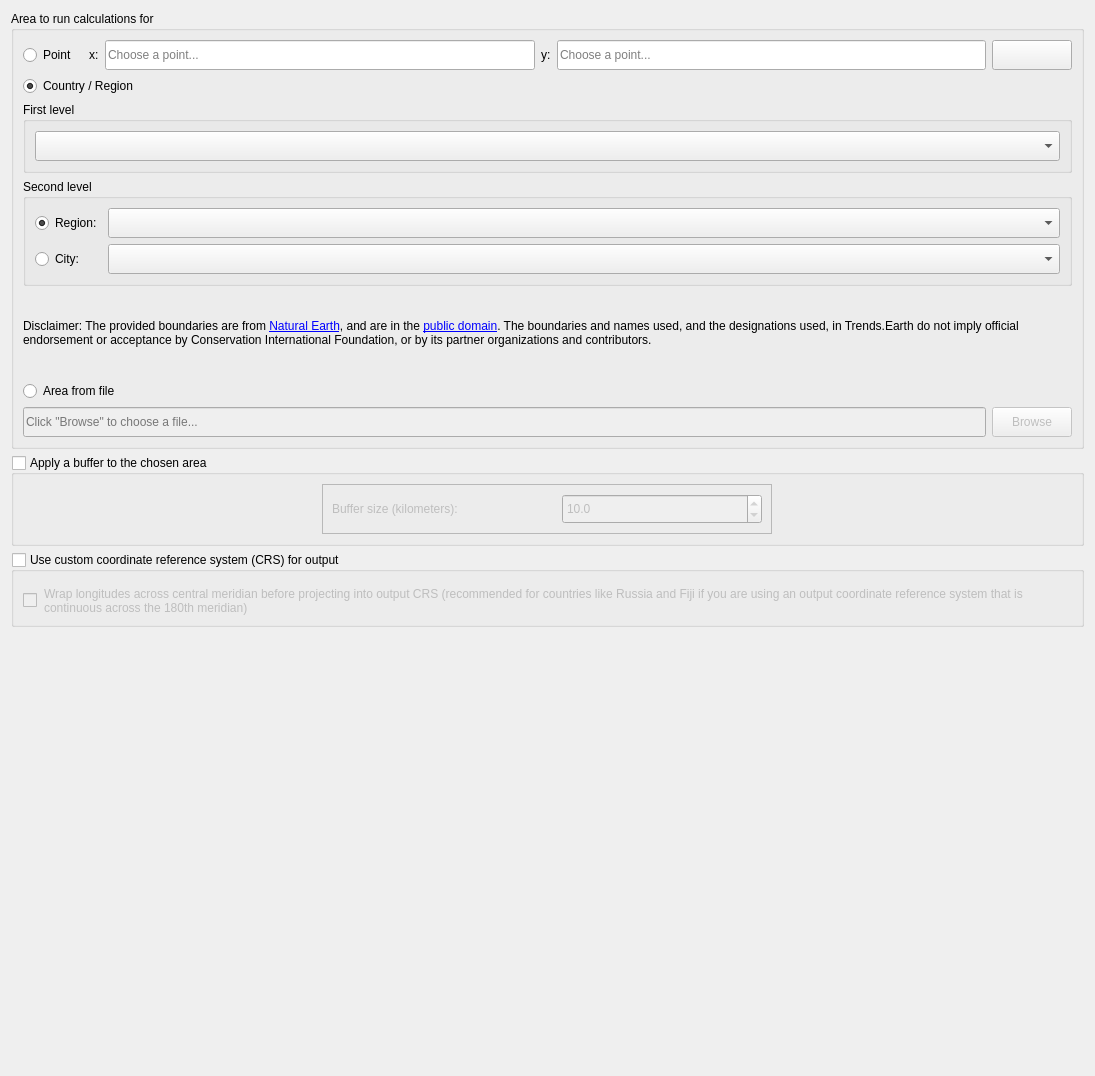
The window that LDMP/gui/WidgetSelectArea.ui (ConservationInternational/trends.earth) describes before a commit, drawn with Qt 5.
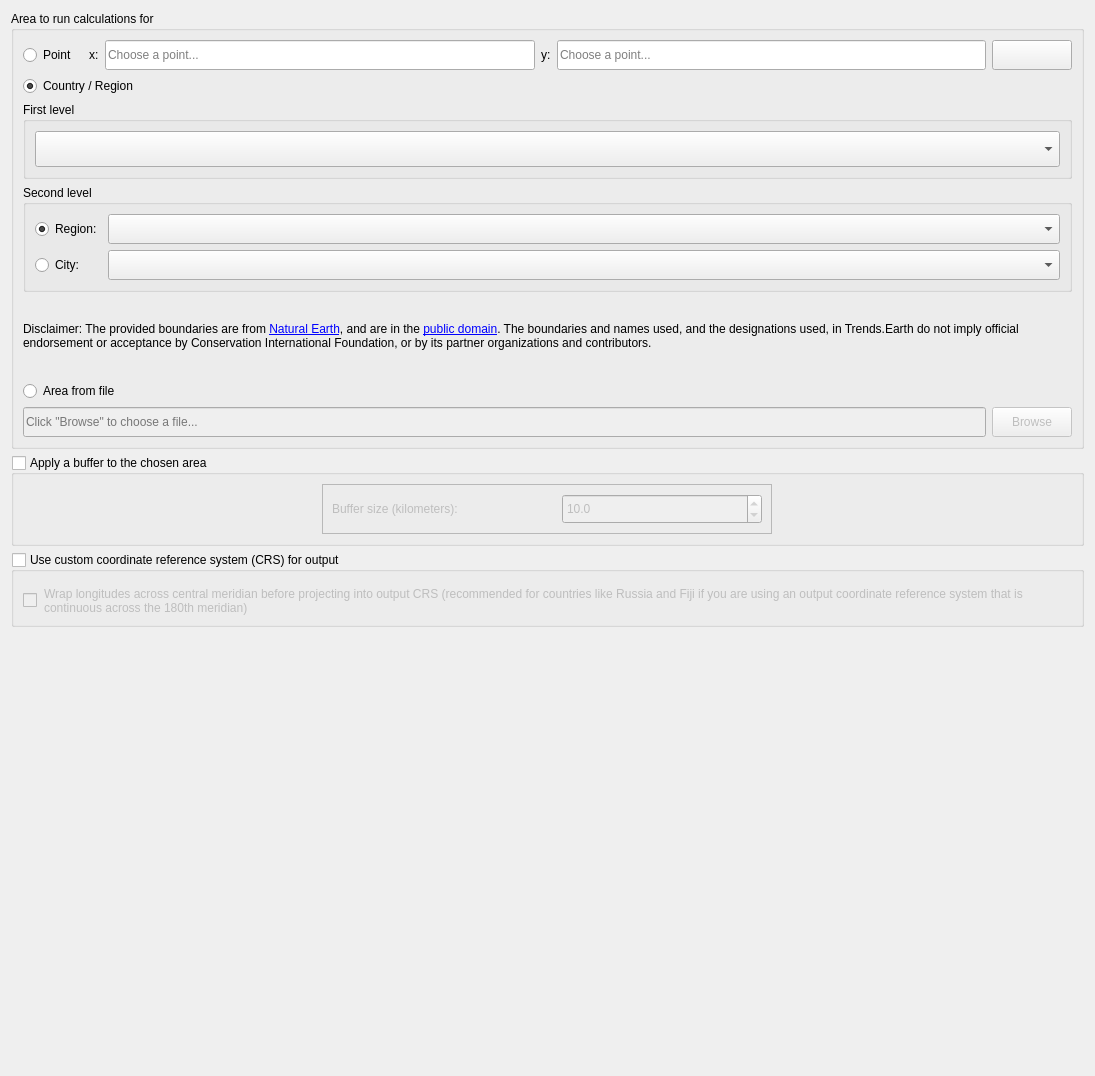
The same window after the commit. Custom widgets are drawn as their Qt base class.

Patch:
```diff
--- a/LDMP/gui/WidgetSelectArea.ui
+++ b/LDMP/gui/WidgetSelectArea.ui
@@ -23,7 +23,7 @@
    <item>
     <widget class="QGroupBox" name="area_groupbox">
      <property name="sizePolicy">
-      <sizepolicy hsizetype="Expanding" vsizetype="Expanding">
+      <sizepolicy hsizetype="Expanding" vsizetype="Minimum">
        <horstretch>0</horstretch>
        <verstretch>0</verstretch>
       </sizepolicy>
@@ -196,7 +196,7 @@
       <item row="2" column="0" colspan="7">
        <widget class="QGroupBox" name="groupBox_first_level">
         <property name="sizePolicy">
-         <sizepolicy hsizetype="Preferred" vsizetype="Preferred">
+         <sizepolicy hsizetype="Expanding" vsizetype="Expanding">
           <horstretch>0</horstretch>
           <verstretch>0</verstretch>
          </sizepolicy>
@@ -208,7 +208,7 @@
          <item>
           <widget class="QComboBox" name="area_admin_0">
            <property name="sizePolicy">
-            <sizepolicy hsizetype="Expanding" vsizetype="Fixed">
+            <sizepolicy hsizetype="Expanding" vsizetype="Minimum">
              <horstretch>0</horstretch>
              <verstretch>0</verstretch>
             </sizepolicy>
@@ -226,6 +226,12 @@
       </item>
       <item row="3" column="0" colspan="7">
        <widget class="QGroupBox" name="groupBox_second_level">
+        <property name="sizePolicy">
+         <sizepolicy hsizetype="Expanding" vsizetype="Minimum">
+          <horstretch>0</horstretch>
+          <verstretch>0</verstretch>
+         </sizepolicy>
+        </property>
         <property name="title">
          <string>Second level</string>
         </property>
@@ -252,7 +258,7 @@
          <item row="3" column="1">
           <widget class="QComboBox" name="secondLevel_city">
            <property name="sizePolicy">
-            <sizepolicy hsizetype="Preferred" vsizetype="Fixed">
+            <sizepolicy hsizetype="Preferred" vsizetype="Minimum">
              <horstretch>0</horstretch>
              <verstretch>0</verstretch>
             </sizepolicy>
@@ -268,7 +274,7 @@
          <item row="2" column="1">
           <widget class="QComboBox" name="secondLevel_area_admin_1">
            <property name="sizePolicy">
-            <sizepolicy hsizetype="Expanding" vsizetype="Fixed">
+            <sizepolicy hsizetype="Expanding" vsizetype="Minimum">
              <horstretch>0</horstretch>
              <verstretch>0</verstretch>
             </sizepolicy>
```
Left out of the diff: 48 changed lines with no effect on the pictures.
